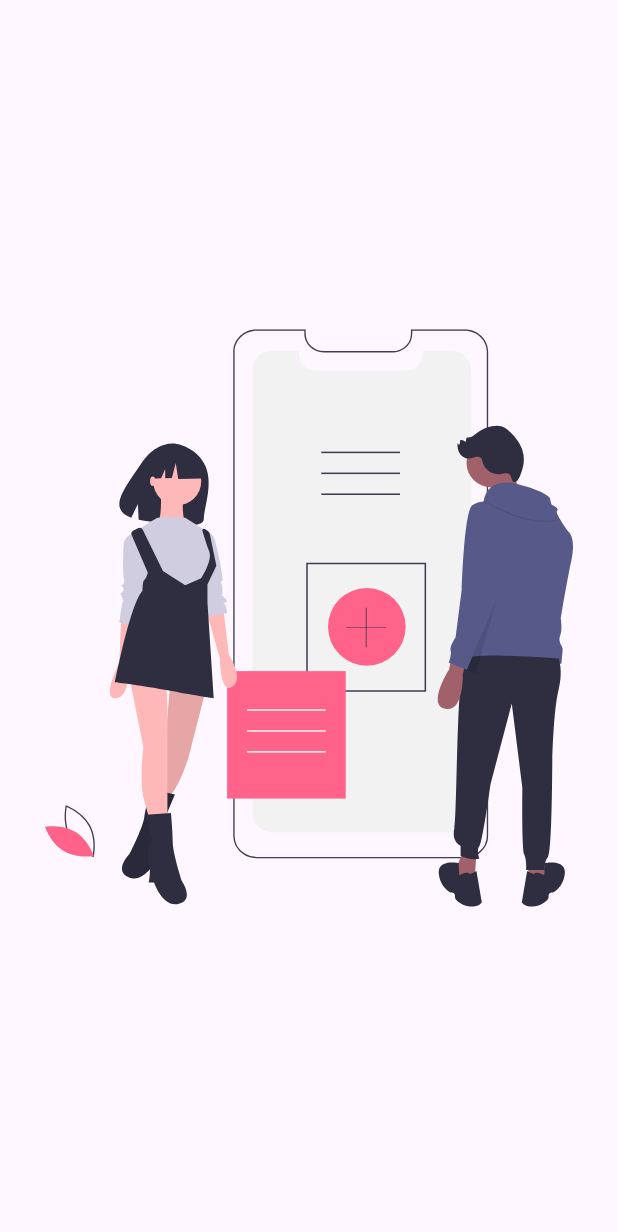
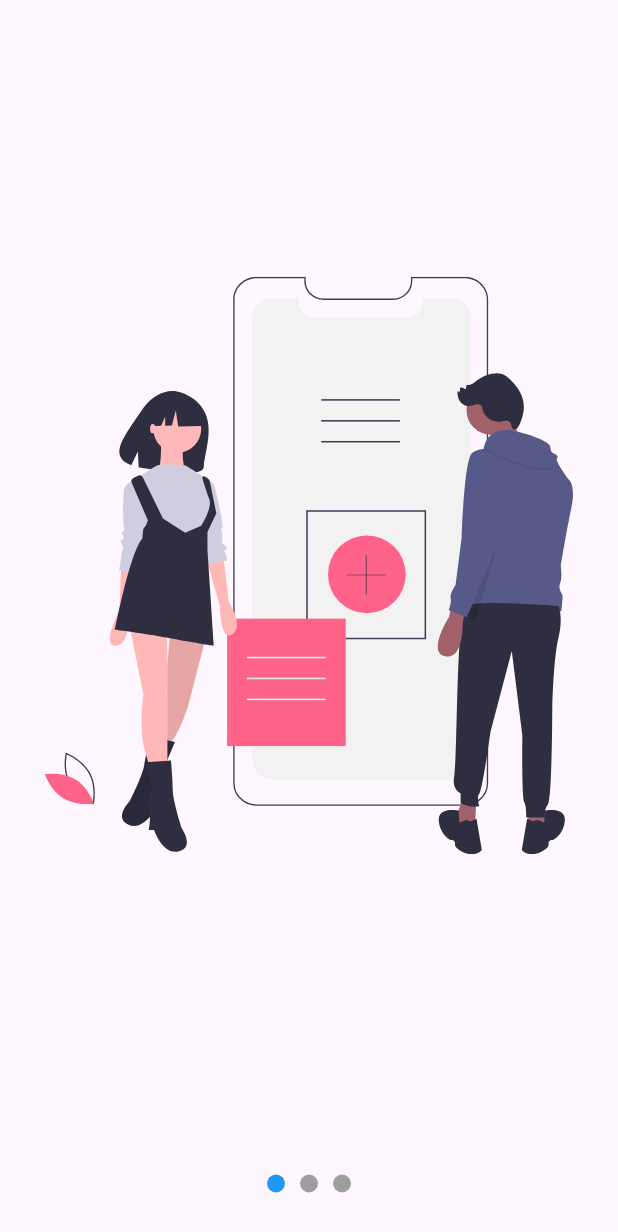
Before and after one commit to leitoon/disenos, a Flutter app: the SlideShowPage screen opened directly, on a phone screen of 412 x 824 dp. Shown: the top 1232 px of the screen. Run offline on Flutter 3.47's test engine with Material 3 defaults, Android fonts, the phone set to English and light mode, and no system bars; our stand-ins replace flutter_svg.

Commit message:
avances slidershow

```diff
--- a/lib/main.dart
+++ b/lib/main.dart
@@ -1,4 +1,4 @@
-import 'package:disenos/src/pages/slideshow_page.dart';
+import 'package:disenos/src/pages/slidershow.dart';
 import 'package:flutter/material.dart';
 //import 'src/pages/graficas_circular.dart';
 
@@ -16,7 +16,7 @@ class MyApp extends StatelessWidget {
     return  MaterialApp(
       debugShowCheckedModeBanner: false,
       title: 'Diseños app',
-      home: SlideShowPage(),
+      home: SlideshowPage(),
     );
   }
 }
--- /dev/null
+++ b/lib/models/slider_model.dart
@@ -0,0 +1,16 @@
+
+import 'package:flutter/material.dart';
+
+class SliderModel with ChangeNotifier
+{
+  double _currentPage =0;
+
+  double get currentPage=>_currentPage;
+
+  set currentPage(double currentPage)
+  {
+    _currentPage=currentPage;
+    notifyListeners();
+  }
+
+}
--- /dev/null
+++ b/lib/src/labs/slideshow_page.dart
@@ -0,0 +1,148 @@
+
+
+import 'package:disenos/models/slider_model.dart';
+import 'package:flutter/material.dart';
+import 'package:flutter/widgets.dart';
+import 'package:flutter_svg/svg.dart';
+import 'package:provider/provider.dart';
+
+class SlideShowPage extends StatelessWidget {
+
+  @override
+  Widget build(BuildContext context) {
+    return ChangeNotifierProvider(
+      create: (_)=> SliderModel(),
+      child: Scaffold
+      (
+        body: Center
+        (
+          child:
+         Column
+         (
+          children:
+          [
+             Expanded(child: _Slider()),
+             _Dots()
+
+          ],
+         )
+          //SvgPicture.asset('assets/svgs/slide-1.svg'),
+        ),
+      ),
+    );
+  }
+}
+
+
+class _Dots extends StatelessWidget {
+
+  @override
+  Widget build(BuildContext context) {
+    return Container
+    (
+      width: double.infinity,
+      height: 70,
+
+      child: Row
+      (
+        mainAxisAlignment: MainAxisAlignment.center,
+        children:
+        [
+          _Dot(index: 0,),
+          _Dot(index: 1,),
+          _Dot(index: 2,)
+        ],
+      ),
+    );
+  }
+}
+
+class _Dot extends StatelessWidget {
+
+  final int index;
+
+  const _Dot({super.key, required this.index});
+
+  @override
+  Widget build(BuildContext context) {
+    final pageViewIndex=Provider.of<SliderModel>(context).currentPage;
+    return AnimatedContainer
+    (
+      duration: Duration(milliseconds: 200),
+      width: 12,
+      height: 12,
+      margin: EdgeInsets.symmetric(horizontal:5 ),
+      decoration: BoxDecoration
+      (
+        color:(pageViewIndex>=index-0.5 && pageViewIndex<index+0.5)? Colors.blue:Colors.grey,
+        shape: BoxShape.circle
+      ),
+    );
+  }
+}
+
+class _Slider extends StatefulWidget {
+
+  @override
+  State<_Slider> createState() => _SliderState();
+}
+
+class _SliderState extends State<_Slider> {
+
+  final pageViewController=PageController();
+
+  @override
+  void initState() {
+    // TODO: implement initState
+    pageViewController.addListener(()
+    {
+      //print('pageactual ${pageViewController.page}');
+
+      Provider.of<SliderModel>(context,listen: false).currentPage=pageViewController.page!;
+
+
+
+     });
+    super.initState();
+  }
+
+  @override
+  void dispose() {
+    // TODO: implement dispose
+    pageViewController.dispose();
+    super.dispose();
+  }
+  @override
+  Widget build(BuildContext context) {
+    return Container
+    (
+      child: PageView(
+        controller: pageViewController,
+        children:
+        [
+          _Slide(svg: 'assets/svgs/slide-1.svg',),
+           _Slide(svg: 'assets/svgs/slide-2.svg',),
+            _Slide(svg: 'assets/svgs/slide-3.svg',),
+        ],
+      ),
+    );
+  }
+}
+
+class _Slide extends StatelessWidget {
+  final String svg;
+
+  const _Slide({super.key,
+  required this.svg});
+
+  @override
+  Widget build(BuildContext context) {
+    return Container
+    (
+      width: double.infinity,
+      height: double.infinity,
+      padding: EdgeInsets.all(30),
+      child: SvgPicture.asset(svg),
+    );
+  }
+}
--- a/lib/src/pages/slideshow_page.dart
+++ /dev/null
@@ -1,56 +0,0 @@
-
-
-import 'package:flutter/material.dart';
-import 'package:flutter_svg/svg.dart';
-
-class SlideShowPage extends StatelessWidget {
-
-  @override
-  Widget build(BuildContext context) {
-    return Scaffold
-    (
-      body: Center
-      (
-        child:
-        _Slider()
-        //SvgPicture.asset('assets/svgs/slide-1.svg'),
-      ),
-    );
-  }
-}
-
-class _Slider extends StatelessWidget {
-
-  @override
-  Widget build(BuildContext context) {
-    return Container
-    (
-      child: PageView(
-        children:
-        [
-          _Slide(svg: 'assets/svgs/slide-1.svg',),
-           _Slide(svg: 'assets/svgs/slide-2.svg',),
-            _Slide(svg: 'assets/svgs/slide-3.svg',),
-        ],
-      ),
-    );
-  }
-}
-
-class _Slide extends StatelessWidget {
-  final String svg;
-
-  const _Slide({super.key,
-  required this.svg});
-
-  @override
-  Widget build(BuildContext context) {
-    return Container
-    (
-      width: double.infinity,
-      height: double.infinity,
-      padding: EdgeInsets.all(30),
-      child: SvgPicture.asset(svg),
-    );
-  }
-}
--- /dev/null
+++ b/lib/src/widgets/slideshow.dart
@@ -0,0 +1,151 @@
+import 'package:flutter/material.dart';
+import 'package:provider/provider.dart';
+import '../../models/slider_model.dart';
+
+class Slideshow extends StatelessWidget {
+  final List<Widget> slides;
+
+   Slideshow({
+     required this.slides});
+  @override
+  Widget build(BuildContext context) {
+    return ChangeNotifierProvider
+    (
+      create: (_)=> SliderModel(),
+      child:  Center
+        (
+          child:
+         Column
+         (
+          children:
+          [
+             Expanded(child:
+             _Slider(this.slides)),
+             _Dots()
+
+          ],
+         )
+          //SvgPicture.asset('assets/svgs/slide-1.svg'),
+        ),
+      );
+  }
+}
+
+
+class _Dots extends StatelessWidget {
+
+  @override
+  Widget build(BuildContext context) {
+    return Container
+    (
+      width: double.infinity,
+      height: 70,
+
+      child: const Row
+      (
+        mainAxisAlignment: MainAxisAlignment.center,
+        children:
+        [
+          _Dot(index: 0,),
+          _Dot(index: 1,),
+          _Dot(index: 2,)
+        ],
+      ),
+    );
+  }
+}
+
+class _Dot extends StatelessWidget {
+
+  final int index;
+
+  const _Dot({super.key, required this.index});
+
+  @override
+  Widget build(BuildContext context) {
+    final pageViewIndex=Provider.of<SliderModel>(context).currentPage;
+    return AnimatedContainer
+    (
+      duration: const Duration(milliseconds: 200),
+      width: 12,
+      height: 12,
+      margin: EdgeInsets.symmetric(horizontal:5 ),
+      decoration: BoxDecoration
+      (
+        color:(pageViewIndex>=index-0.5 && pageViewIndex<index+0.5)? Colors.blue:Colors.grey,
+        shape: BoxShape.circle
+      ),
+    );
+  }
+}
+
+class _Slider extends StatefulWidget {
+  final List<Widget> slides;
+
+  const _Slider( this.slides);
+
+
+  @override
+  State<_Slider> createState() => _SliderState();
+}
+
+class _SliderState extends State<_Slider> {
+
+  final pageViewController=PageController();
+
+  @override
+  void initState() {
+    // TODO: implement initState
+    pageViewController.addListener(()
+    {
+
+      Provider.of<SliderModel>(context,listen: false).currentPage=pageViewController.page!;
+
+
+
+     });
+    super.initState();
+  }
+
+  @override
+  void dispose() {
+    // TODO: implement dispose
+    pageViewController.dispose();
+    super.dispose();
+  }
+  @override
+  Widget build(BuildContext context) {
+    return Container
+    (
+      child: PageView(
+        controller: pageViewController,
+        children:
+
+        widget.slides.map((slide) => _Slide(slide)).toList()
+
+          //_Slide(svg: 'assets/svgs/slide-1.svg',),
+           //_Slide(svg: 'assets/svgs/slide-2.svg',),
+           // _Slide(svg: 'assets/svgs/slide-3.svg',),
+
+      ),
+    );
+  }
+}
+
+class _Slide extends StatelessWidget {
+  final Widget slide;
+
+  const _Slide(
+   this.slide);
+
+  @override
+  Widget build(BuildContext context) {
+    return Container
+    (
+      width: double.infinity,
+      height: double.infinity,
+      padding: EdgeInsets.all(30),
+      child: slide,
+    );
+  }
+}
--- a/pubspec.yaml
+++ b/pubspec.yaml
@@ -36,6 +36,7 @@ dependencies:
   # Use with the CupertinoIcons class for iOS style icons.
   cupertino_icons: ^1.0.6
   flutter_svg: ^2.0.10+1
+  provider: ^6.1.2
 
 dev_dependencies:
   flutter_test:
```
Also changed, not shown: lib/src/pages/slidershow.dart (added, +26 -0 lines), pubspec.lock.
